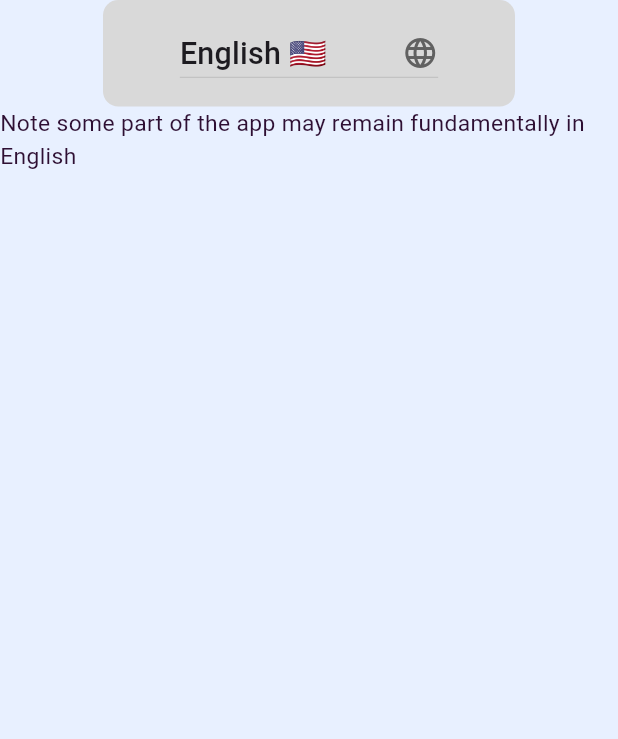
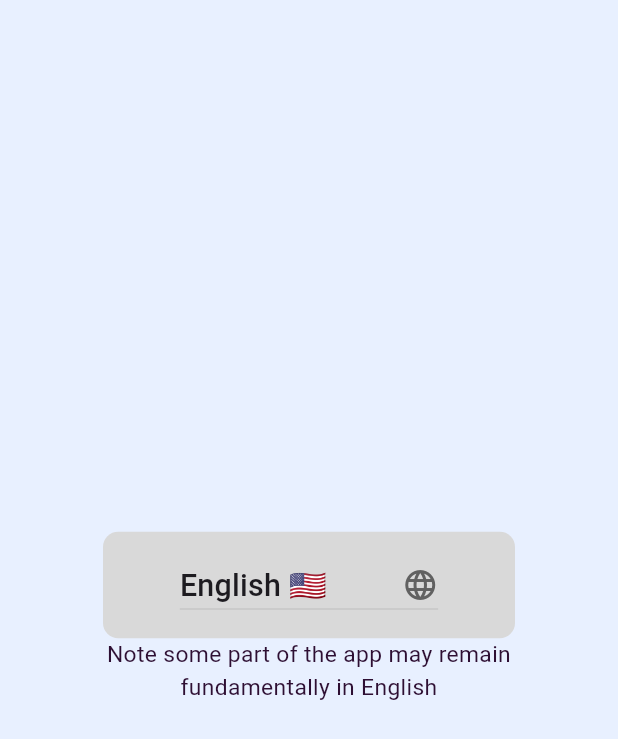
Before and after one commit to xerdin442/imago-health, a Flutter app: the screen it shows after launch, on a phone screen of 412 x 824 dp. Shown: the top 739 px of the screen. Run offline on Flutter 3.47's test engine with Material 3 defaults, Android fonts, the phone set to English and light mode, and no system bars; our stand-ins replace animated_text_kit, dio, flutter_screenutil, image_picker, shared_preferences; generated files the repository leaves out were written again; project files that could hold a hidden picture were left out.

Commit message:
made last changes

```diff
--- a/UI/lib/views/splash/select_language_screen.dart
+++ b/UI/lib/views/splash/select_language_screen.dart
@@ -10,10 +10,12 @@ class LanguageSwitcher extends StatelessWidget {
   @override
   Widget build(BuildContext context) {
     return Scaffold(
-      body: Column(
-        children: [
-          Center(
-            child: Container(
+      body: Padding(
+        padding: const EdgeInsets.all(8.0),
+        child: Column(
+          mainAxisAlignment: MainAxisAlignment.center,
+          children: [
+            Container(
               decoration: BoxDecoration(
                   color: appColorLightGrey,
                   borderRadius: BorderRadius.all(Radius.circular(10.r))),
@@ -43,12 +45,16 @@ class LanguageSwitcher extends StatelessWidget {
                 ),
               ),
             ),
-          ),
-          Text(
-            "Note some part of the app may remain fundamentally in English",
-            style: TextStyle(color: appColorDarkPurple, fontSize: 15.sp),
-          )
-        ],
+            Padding(
+              padding: EdgeInsets.symmetric(horizontal: 40.w),
+              child: Text(
+                textAlign: TextAlign.center,
+                "Note some part of the app may remain fundamentally in English",
+                style: TextStyle(color: appColorDarkPurple, fontSize: 15.sp),
+              ),
+            )
+          ],
+        ),
       ),
     );
   }
```
Also changed, not shown: 1 other file.
